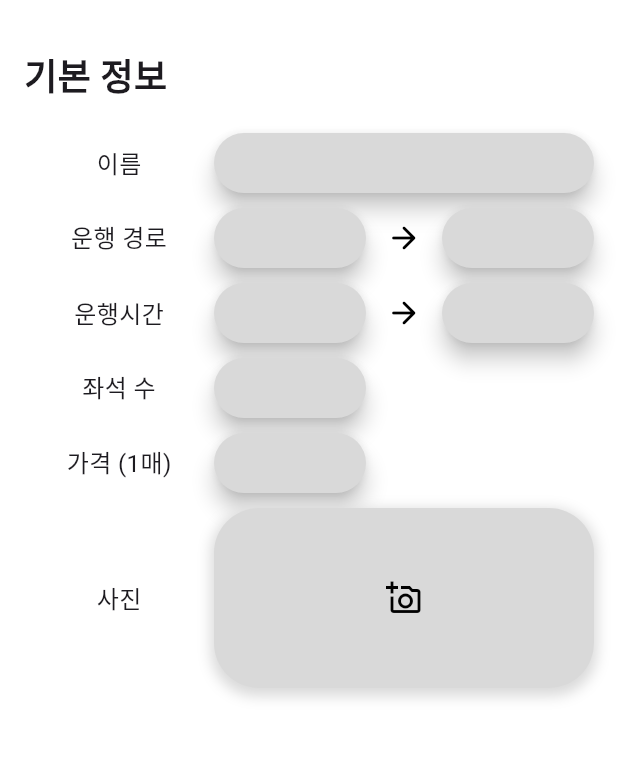
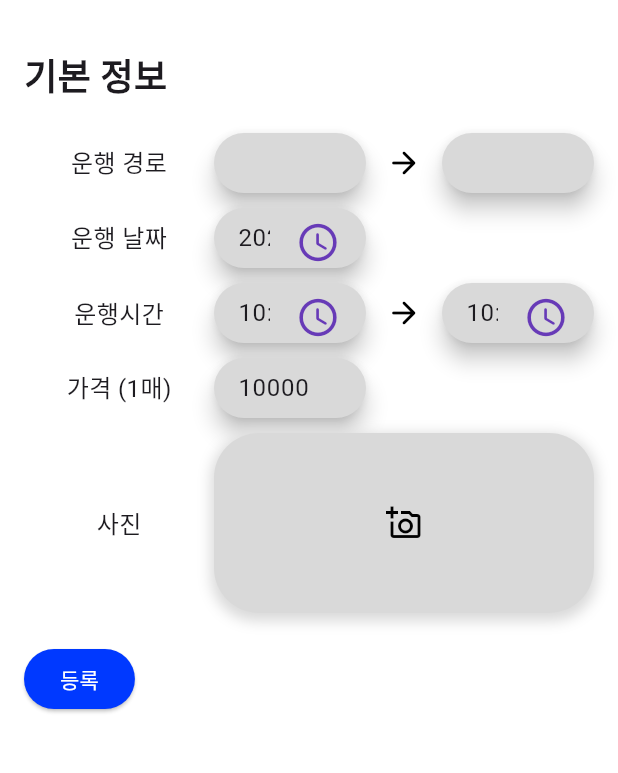
Before and after one commit to CNU-basic-project/basic_project, a Flutter app: the DepartureRegister screen opened directly with empty values, on a phone screen of 412 x 824 dp, the part 50-823 px from its top. Run offline on Flutter 3.47's test engine with Material 3 defaults, Android fonts, the phone set to English and light mode, and no system bars; our stand-ins replace carousel_slider, firebase_auth, firebase_core; accounts and stored records are empty; Roboto replaces fonts that are missing (Inria Sans).

Commit message:
working: departure register

```diff
--- a/lib/captain/screen/departure_register.dart
+++ b/lib/captain/screen/departure_register.dart
@@ -1,6 +1,9 @@
 import 'package:flutter/material.dart';
+import 'package:intl/intl.dart';
 
 import '../../common/appbar.dart';
+import '../../common/constant.dart';
+import '../../domain/departure.dart';
 import '../../domain/ship.dart';
 
 class DepartureRegister extends StatefulWidget {
@@ -23,16 +26,40 @@ class _DepartureRegisterState extends State<DepartureRegister> {
     );
   }
 
-  String name = '';
   String departure = '';
   String arrival = '';
-  String departureTime = '';
-  String arrivalTime = '';
-  String price = '';
+  DateTime date = DateTime.now();
+  DateTime departureTime = DateTime.now();
+  DateTime arrivalTime = DateTime.now();
+  String price = '10000';
 
+  void _departureChange(String departure) {
+    this.departure = departure;
+  }
+
+  void _arrivalChange(String arrival) {
+    this.arrival = arrival;
+  }
+
+  void _priceChange(String price) {
+    this.price = price;
+  }
+
+  bool validate() {
+    try {
+      int.parse(price);
+    } catch (e) {
+      return false;
+    }
+    return true;
+  }
 
   @override
   Widget build(BuildContext context) {
+
+    final TextEditingController departureTimeController = TextEditingController(text: DateFormat("HH:mm").format(departureTime));
+    final TextEditingController arrivalTimeController = TextEditingController(text: DateFormat("HH:mm").format(arrivalTime));
+    final TextEditingController dateController = TextEditingController(text: DateFormat("yyyy-MM-dd").format(date));
 
     return Scaffold(
       backgroundColor: Colors.white,
@@ -56,30 +83,6 @@ class _DepartureRegisterState extends State<DepartureRegister> {
                       flex: 1,
                       child: Center(
                         child: Text(
-                          "이름",
-                          style: TextStyle(fontSize: 16),
-                        ),
-                      )),
-                  Expanded(
-                    flex: 2,
-                    child: SearchBar(
-                      backgroundColor: getBackGroundColor(),
-                      onChanged: (value) {},
-                    ),
-                  ),
-                ],
-              ),
-            ), // 이름
-
-            const SizedBox(height: 10,),
-            SizedBox(
-              height: 40,
-              child: Row(
-                children: [
-                  const Expanded(
-                      flex: 1,
-                      child: Center(
-                        child: Text(
                           "운행 경로",
                           style: TextStyle(fontSize: 16),
                         ),
@@ -92,9 +95,7 @@ class _DepartureRegisterState extends State<DepartureRegister> {
                           flex: 2,
                           child: SearchBar(
                             backgroundColor: getBackGroundColor(),
-                            onChanged: (value) {
-
-                            },
+                            onChanged: _arrivalChange,
                           )
                         ),
                         const Expanded(
@@ -105,9 +106,8 @@ class _DepartureRegisterState extends State<DepartureRegister> {
                             flex: 2,
                             child: SearchBar(
                               backgroundColor: getBackGroundColor(),
-                              onChanged: (value) {
+                              onChanged: _departureChange,
 
-                              },
                             )
                         ),
                       ],
@@ -116,6 +116,57 @@ class _DepartureRegisterState extends State<DepartureRegister> {
                 ],
               ),
             ), // 운행 경로
+
+            const SizedBox(height: 10,),
+            SizedBox(
+              height: 40,
+              child: Row(
+                children: [
+                  const Expanded(
+                      flex: 1,
+                      child: Center(
+                        child: Center(
+                          child: Text(
+                            "운행 날짜",
+                            style: TextStyle(fontSize: 16),
+                          ),
+                        ),
+                      )),
+                  Expanded(
+                      flex: 2,
+                      child: Row(
+                        children: [
+                          Expanded(
+                              flex: 2,
+                              child: SearchBar(
+                                controller: dateController,
+                                backgroundColor: getBackGroundColor(),
+                                trailing: [
+                                  IconButton(
+                                      onPressed: () {
+                                        showDatePicker(context: context, firstDate: DateTime(2000), lastDate: DateTime(2050)).then((selected) {
+                                          setState(() {
+                                            if (selected == null) return;
+                                            date = selected;
+                                            dateController.text = DateFormat("yyyy-MM-dd").format(date);
+                                          });
+                                        });
+                                      },
+                                      icon: const Icon(Icons.access_time_rounded, color: Colors.deepPurple, size: 30,)
+                                  ),
+                                ],
+                              )
+                          ),
+                          Expanded(
+                            flex: 3,
+                            child: Container(),
+                          ),
+                        ],
+                      )
+                  ),
+                ],
+              ),
+            ), // 날짜
 
             const SizedBox(height: 10,),
             SizedBox(
@@ -137,10 +188,22 @@ class _DepartureRegisterState extends State<DepartureRegister> {
                           Expanded(
                               flex: 2,
                               child: SearchBar(
+                                controller: departureTimeController,
                                 backgroundColor: getBackGroundColor(),
-                                onChanged: (value) {
-
-                                },
+                                trailing: [
+                                  IconButton(
+                                      onPressed: () {
+                                        showTimePicker(context: context, initialTime: TimeOfDay(hour: departureTime.hour, minute: departureTime.minute)).then((selected) {
+                                          if (selected == null) return;
+                                          setState(() {
+                                            departureTime = DateTime(0, 0, 0, selected.hour, selected.minute);
+                                            departureTimeController.text = DateFormat("HH:mm").format(departureTime);
+                                          });
+                                        });
+                                      },
+                                      icon: const Icon(Icons.access_time_rounded, color: Colors.deepPurple, size: 30,)
+                                  ),
+                                ],
                               )
                           ),
                           const Expanded(
@@ -150,10 +213,22 @@ class _DepartureRegisterState extends State<DepartureRegister> {
                           Expanded(
                               flex: 2,
                               child: SearchBar(
+                                  controller: arrivalTimeController,
                                 backgroundColor: getBackGroundColor(),
-                                onChanged: (value) {
-
-                                },
+                                trailing: [
+                                  IconButton(
+                                      onPressed: () {
+                                        showTimePicker(context: context, initialTime: TimeOfDay(hour: arrivalTime.hour, minute: arrivalTime.minute)).then((selected) {
+                                          setState(() {
+                                            if (selected == null) return;
+                                            arrivalTime = DateTime(0, 0, 0, selected.hour, selected.minute, 0);
+                                            arrivalTimeController.text = DateFormat("HH:mm").format(arrivalTime);
+                                          });
+                                        });
+                                      },
+                                      icon: const Icon(Icons.access_time_rounded, color: Colors.deepPurple, size: 30,)
+                                  ),
+                                ],
                               )
                           ),
                         ],
@@ -162,43 +237,6 @@ class _DepartureRegisterState extends State<DepartureRegister> {
                 ],
               ),
             ), // 운행 시간
-
-            const SizedBox(height: 10,),
-            SizedBox(
-              height: 40,
-              child: Row(
-                children: [
-                  const Expanded(
-                      flex: 1,
-                      child: Center(
-                        child: Text(
-                          "좌석 수",
-                          style: TextStyle(fontSize: 16),
-                        ),
-                      )),
-                  Expanded(
-                      flex: 2,
-                      child: Row(
-                        children: [
-                          Expanded(
-                              flex: 2,
-                              child: SearchBar(
-                                backgroundColor: getBackGroundColor(),
-                                onChanged: (value) {
-
-                                },
-                              )
-                          ),
-                          Expanded(
-                            flex: 3,
-                            child: Container(),
-                          ),
-                        ],
-                      )
-                  ),
-                ],
-              ),
-            ), // 좌석 수
 
             const SizedBox(height: 10,),
             SizedBox(
@@ -222,10 +260,9 @@ class _DepartureRegisterState extends State<DepartureRegister> {
                           Expanded(
                               flex: 2,
                               child: SearchBar(
+                                controller: TextEditingController(text: price),
                                 backgroundColor: getBackGroundColor(),
-                                onChanged: (value) {
-
-                                },
+                                onChanged: _priceChange,
                               )
                           ),
                           Expanded(
@@ -271,7 +308,7 @@ class _DepartureRegisterState extends State<DepartureRegister> {
                               ),
                             ),
                             decoration: BoxDecoration(
-                              color: Color.fromRGBO(0xD9, 0xD9, 0xD9, 1),
+                              color: const Color.fromRGBO(0xD9, 0xD9, 0xD9, 1),
                               borderRadius: BorderRadius.circular(30),
                               boxShadow: const [
                                 BoxShadow(
@@ -289,6 +326,36 @@ class _DepartureRegisterState extends State<DepartureRegister> {
               ),
             ), // 사진
 
+            const SizedBox(height: 20,),
+            ElevatedButton(
+              style: ElevatedButton.styleFrom(backgroundColor: Constant.COLOR),
+              onPressed: () async {
+
+                if (!validate()) {
+                  ScaffoldMessenger.of(context).showSnackBar(const SnackBar(
+                    content: Text("입력이 올바르지 않습니다"),
+                    backgroundColor: Colors.blue,
+                  ));
+                  return;
+                }
+
+                Departure(
+                  id: 0,
+                  arrivals: arrival,
+                  arrivalTime: arrivalTime,
+                  departures: departure,
+                  departureTime: departureTime,
+                  date: date,
+                  seat: 0,
+                  price: int.parse(price),
+                  ship: widget.ship,
+                );
+
+                Navigator.pop(context);
+
+              },
+              child: const Text("등록", style: TextStyle(color: Colors.white),),
+            ), // TODO add, update?, delete?, show departure list and add or update || delete
           ],
         ),
       ),
```
